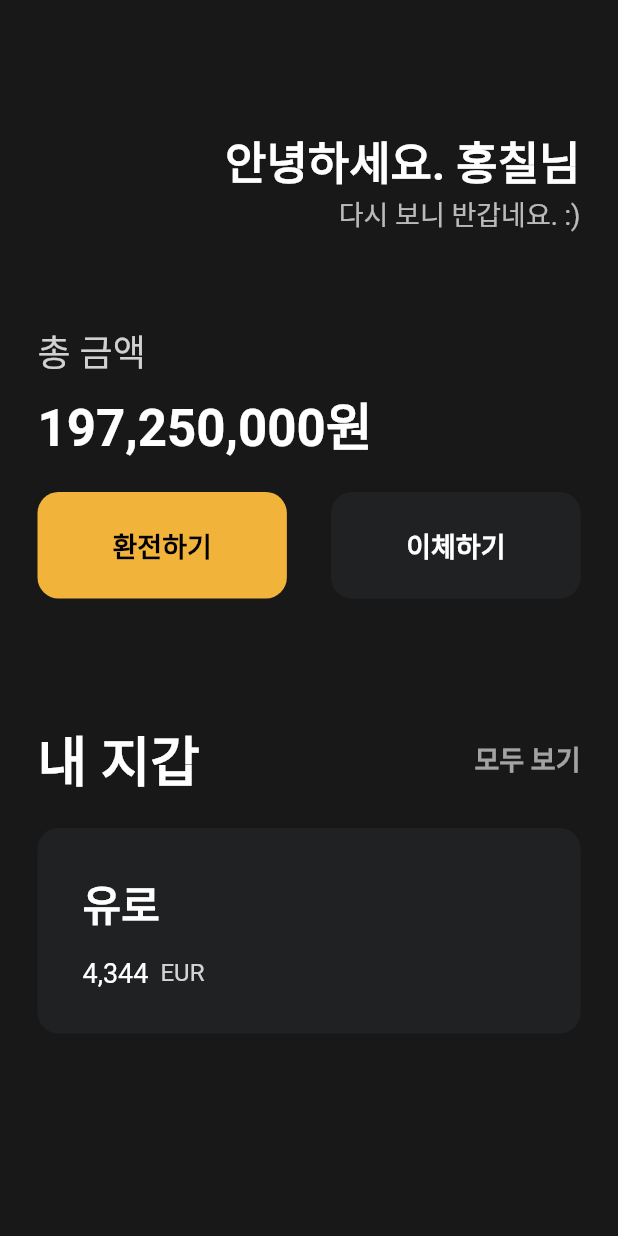
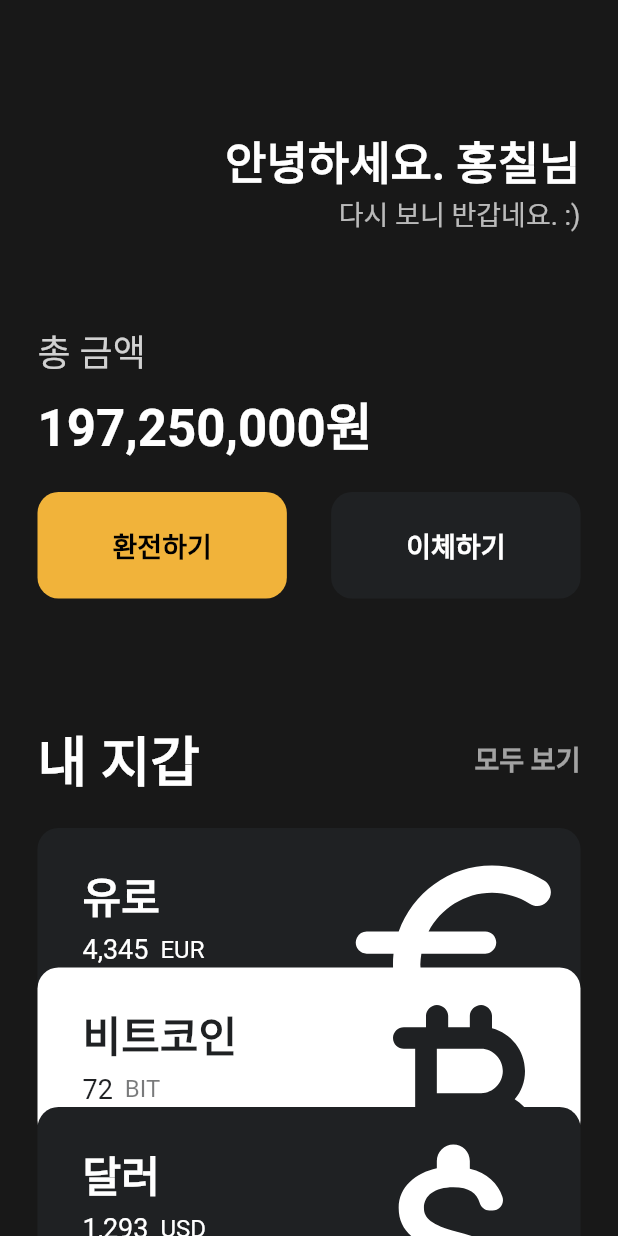
Before and after one commit to wannabeing/wa-toon, a Flutter app: the screen it shows after launch, on a phone screen of 412 x 824 dp. Run offline on Flutter 3.47's test engine with Material 2 defaults, Android fonts, the phone set to English and light mode, and no system bars.

Commit message:
ADD WalletCard

```diff
--- a/lib/main.dart
+++ b/lib/main.dart
@@ -1,5 +1,6 @@
 import 'package:flutter/material.dart';
 import 'package:watoon/widgets/btn.dart';
+import 'package:watoon/widgets/wallet_card.dart';
 
 void main() {
   runApp(MyApp());
@@ -11,7 +12,8 @@ class MyApp extends StatelessWidget {
     return MaterialApp(
       home: Scaffold(
         backgroundColor: const Color(0xFF181818),
-        body: Padding(
+        body: SingleChildScrollView(
+          child: Padding(
             padding: const EdgeInsets.symmetric(
               horizontal: 25,
               vertical: 5,
@@ -38,7 +40,8 @@ class MyApp extends StatelessWidget {
                         Text(
                           '다시 보니 반갑네요. :)',
                           style: TextStyle(
-                            color: Colors.white.withOpacity(0.7), fontSize: 18),
+                              color: Colors.white.withOpacity(0.7),
+                              fontSize: 18),
                         ),
                       ],
                     ),
@@ -110,57 +113,32 @@ class MyApp extends StatelessWidget {
                 const SizedBox(
                   height: 20,
                 ),
-              Container(
-                decoration: BoxDecoration(
-                  color: const Color(0xFF1F2123),
-                  borderRadius: BorderRadius.circular(14),
+                const WalletCard(
+                  walletName: "유로",
+                  walletPrice: "4,345",
+                  walletCurrency: "EUR",
+                  walletIcon: Icons.euro_rounded,
+                  isInverted: false,
+                  offsetY: 0,
                 ),
-                child: Padding(
-                  padding: const EdgeInsets.all(30),
-                  child: Row(
-                    children: [
-                      Column(
-                        crossAxisAlignment: CrossAxisAlignment.start,
-                        children: [
-                          const Text(
-                            '유로',
-                            style: TextStyle(
-                              color: Colors.white,
-                              fontSize: 28,
-                              fontWeight: FontWeight.bold,
+                const WalletCard(
+                  walletName: "비트코인",
+                  walletPrice: "72",
+                  walletCurrency: "BIT",
+                  walletIcon: Icons.currency_bitcoin_rounded,
+                  isInverted: true,
+                  offsetY: -23,
                 ),
-                          ),
-                          const SizedBox(
-                            height: 15,
-                          ),
-                          Row(
-                            children: [
-                              const Text(
-                                '4,344',
-                                style: TextStyle(
-                                  color: Colors.white,
-                                  fontSize: 18,
-                                ),
-                              ),
-                              const SizedBox(
-                                width: 8,
-                              ),
-                              Text(
-                                'EUR',
-                                style: TextStyle(
-                                  color: Colors.white.withOpacity(0.8),
-                                  fontSize: 16,
-                                ),
+                const WalletCard(
+                  walletName: "달러",
+                  walletPrice: "1,293",
+                  walletCurrency: "USD",
+                  walletIcon: Icons.attach_money_rounded,
+                  isInverted: false,
+                  offsetY: -46,
                 ),
               ],
             ),
-                        ],
-                      ),
-                    ],
-                  ),
-                ),
-              ),
-            ],
           ),
         ),
       ),
--- /dev/null
+++ b/lib/widgets/wallet_card.dart
@@ -0,0 +1,95 @@
+import 'package:flutter/material.dart';
+
+class WalletCard extends StatelessWidget {
+  final String walletName, walletPrice, walletCurrency;
+  final IconData walletIcon;
+  final bool isInverted;
+  final double offsetY;
+
+  final Color _blackColor = const Color(0xFF1F2123);
+
+  const WalletCard({
+    super.key,
+    required this.walletName,
+    required this.walletPrice,
+    required this.walletCurrency,
+    required this.walletIcon,
+    required this.isInverted,
+    required this.offsetY,
+  });
+
+  @override
+  Widget build(BuildContext context) {
+    return Transform.translate(
+      offset: Offset(0, offsetY),
+      child: Container(
+        clipBehavior: Clip.hardEdge,
+        decoration: BoxDecoration(
+          color: isInverted ? Colors.white : _blackColor,
+          borderRadius: BorderRadius.circular(14),
+        ),
+        child: Padding(
+          padding: const EdgeInsets.symmetric(
+            horizontal: 30,
+            vertical: 18,
+          ),
+          child: Row(
+            mainAxisAlignment: MainAxisAlignment.spaceBetween,
+            children: [
+              Column(
+                crossAxisAlignment: CrossAxisAlignment.start,
+                children: [
+                  Text(
+                    walletName,
+                    style: TextStyle(
+                      color: isInverted ? _blackColor : Colors.white,
+                      fontSize: 28,
+                      fontWeight: FontWeight.bold,
+                    ),
+                  ),
+                  const SizedBox(
+                    height: 5,
+                  ),
+                  Row(
+                    children: [
+                      Text(
+                        walletPrice,
+                        style: TextStyle(
+                          color: isInverted ? _blackColor : Colors.white,
+                          fontSize: 18,
+                        ),
+                      ),
+                      const SizedBox(
+                        width: 8,
+                      ),
+                      Text(
+                        walletCurrency,
+                        style: TextStyle(
+                          color: isInverted
+                              ? _blackColor.withOpacity(0.6)
+                              : Colors.white,
+                          fontSize: 16,
+                        ),
+                      ),
+                    ],
+                  ),
+                ],
+              ),
+              Transform.scale(
+                scale: 2.2,
+                child: Transform.translate(
+                  offset: const Offset(-5, 15),
+                  child: Icon(
+                    walletIcon,
+                    color: isInverted ? _blackColor : Colors.white,
+                    size: 80,
+                  ),
+                ),
+              )
+            ],
+          ),
+        ),
+      ),
+    );
+  }
+}
```
Lines whose indentation alone changed are shown as unchanged.
